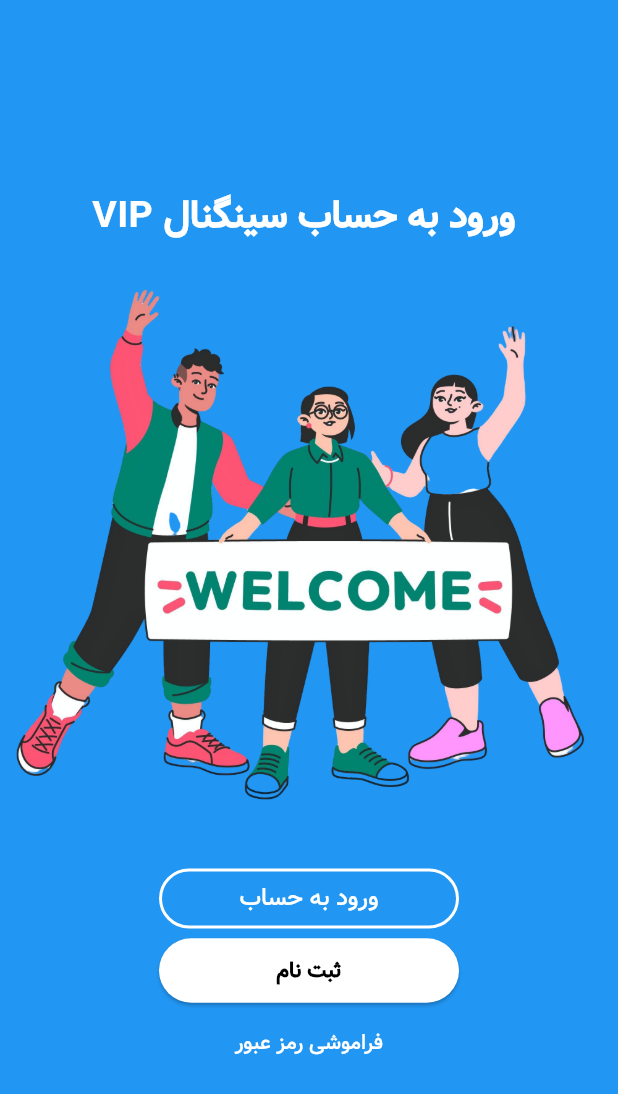
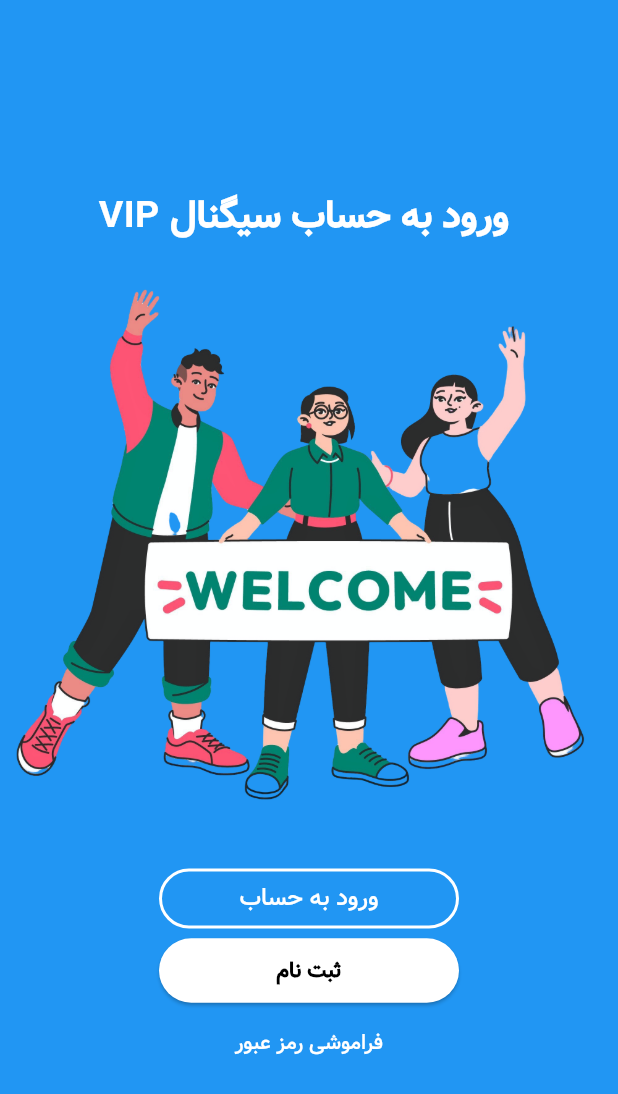
Before and after one commit to Garoune/signal_app, a Flutter app: the screen it shows after launch, on a phone screen of 412 x 824 dp. Shown: the top 1094 px of the screen. Run offline on Flutter 3.47's test engine with Material 3 defaults, Android fonts, the phone set to English and light mode, and no system bars.

```diff
--- a/lib/login_page.dart
+++ b/lib/login_page.dart
@@ -32,7 +32,7 @@ class LoginPage extends StatelessWidget {
                   mainAxisAlignment: MainAxisAlignment.center,
                   children: [
                     Text(
-                      'VIP ورود به حساب سینگنال ',
+                      'VIP ورود به حساب سیگنال ',
                       style: TextStyle(
                           fontWeight: FontWeight.bold, fontSize: 25.0, color: Colors.white),
                     )
```
Also changed, not shown: 1 other file.
